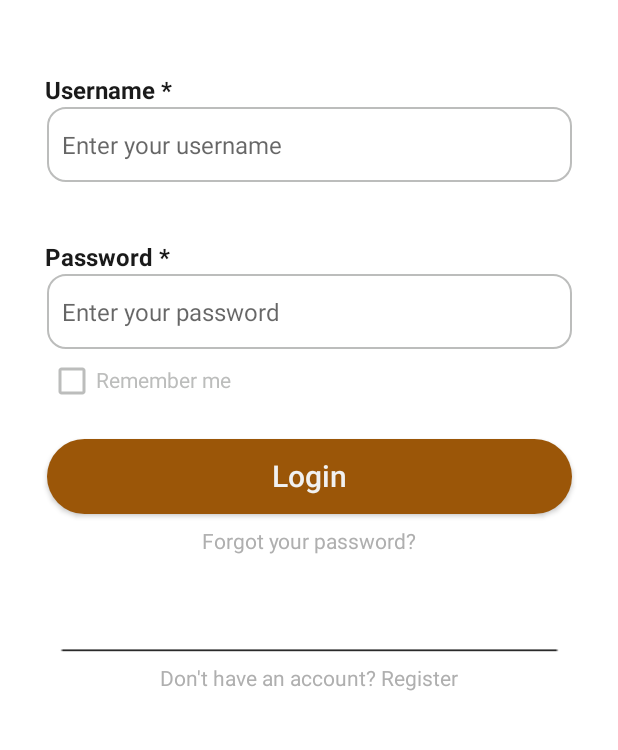
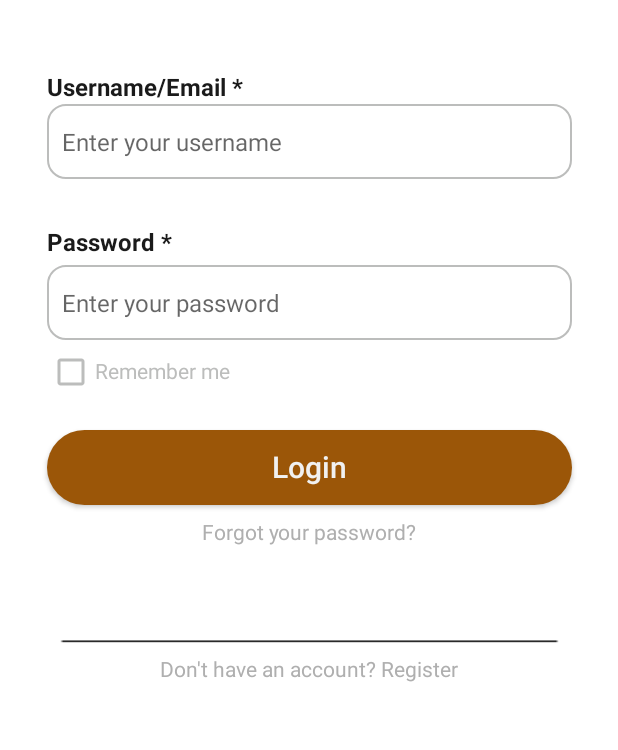
Before and after one commit to L1oNngg/FluffyUnicorns, an Android app: the LoginActivity screen opened directly, with no data from a screen before it, on a phone screen of 412 x 824 dp, the part 249-999 px from its top. Run offline under Robolectric (Android 15) with nearby library versions, the phone set to English and light mode, and no system bars.

Commit message:
add aligning correctly

```diff
--- a/app/src/main/res/layout/ui_forget_password.xml
+++ b/app/src/main/res/layout/ui_forget_password.xml
@@ -40,13 +40,11 @@
         android:layout_width="wrap_content"
         android:layout_height="wrap_content"
         android:layout_marginTop="32dp"
-        android:layout_marginEnd="298dp"
         android:text="Email *"
         android:textColor="@color/text_black"
+        android:textSize="16sp"
         android:textStyle="bold"
-        android:textSize="16sp"
-        app:layout_constraintEnd_toEndOf="parent"
-        app:layout_constraintStart_toStartOf="parent"
+        app:layout_constraintStart_toStartOf="@+id/emailInputBox"
         app:layout_constraintTop_toBottomOf="@id/forgotPasswordHint" />
 
     <!-- Email input box -->
--- a/app/src/main/res/layout/ui_login.xml
+++ b/app/src/main/res/layout/ui_login.xml
@@ -20,24 +20,32 @@
         app:layout_constraintStart_toStartOf="parent"
         app:layout_constraintTop_toTopOf="parent" />
 
+    <androidx.constraintlayout.widget.Barrier
+        android:id="@+id/myBarrier"
+        app:barrierDirection="start"
+        app:constraint_referenced_ids="LoginBtn"
+        android:layout_width="wrap_content"
+        android:layout_height="wrap_content" />
+
     <!-- Username Label -->
+
+    <!-- Plain Text Username Input -->
+
     <TextView
         android:id="@+id/usernameLabel"
-        android:layout_width="125dp"
+        android:layout_width="wrap_content"
         android:layout_height="21dp"
-        android:layout_marginStart="30dp"
-        android:layout_marginTop="50dp"
+        android:layout_marginTop="48dp"
         android:gravity="left|center_vertical"
         android:includeFontPadding="false"
         android:maxLines="1"
-        android:text="Username *"
+        android:text="Username/Email *"
         android:textColor="@color/text_black"
         android:textSize="16sp"
         android:textStyle="bold"
-        app:layout_constraintStart_toStartOf="parent"
+        app:layout_constraintStart_toStartOf="@+id/usernameInput"
         app:layout_constraintTop_toBottomOf="@+id/logoImage" />
 
-    <!-- Plain Text Username Input -->
     <EditText
         android:id="@+id/usernameInput"
         android:layout_width="350dp"
@@ -48,20 +56,20 @@
         android:padding="10dp"
         android:textColor="#FF000000"
         android:textSize="16sp"
-        app:layout_constraintEnd_toEndOf="parent"
-        app:layout_constraintStart_toStartOf="parent"
+        app:layout_constraintStart_toStartOf="@+id/myBarrier"
         app:layout_constraintTop_toBottomOf="@id/usernameLabel" />
 
     <!-- Password Label -->
 
     <!-- Plain Text Password Input -->
 
+    <!-- Optional Remember Me Section with RadioButton -->
+
     <TextView
         android:id="@+id/passwordLabel"
         android:layout_width="125dp"
         android:layout_height="21dp"
-        android:layout_marginStart="30dp"
-        android:layout_marginTop="40dp"
+        android:layout_marginTop="32dp"
         android:gravity="left|center_vertical"
         android:includeFontPadding="false"
         android:maxLines="1"
@@ -69,39 +77,35 @@
         android:textColor="@color/text_black"
         android:textSize="16sp"
         android:textStyle="bold"
-        app:layout_constraintStart_toStartOf="parent"
+        app:layout_constraintStart_toStartOf="@+id/passwordInput"
         app:layout_constraintTop_toBottomOf="@id/usernameInput" />
 
     <EditText
         android:id="@+id/passwordInput"
         android:layout_width="350dp"
         android:layout_height="50dp"
+        android:layout_marginTop="4dp"
         android:background="@drawable/frame_box"
         android:hint="Enter your password"
         android:inputType="text"
         android:padding="10dp"
         android:textColor="#FF000000"
         android:textSize="16sp"
-        app:layout_constraintEnd_toEndOf="parent"
-        app:layout_constraintStart_toStartOf="parent"
+        app:layout_constraintStart_toStartOf="@+id/myBarrier"
         app:layout_constraintTop_toBottomOf="@id/passwordLabel" />
-
-    <!-- Optional Remember Me Section with RadioButton -->
 
     <CheckBox
         android:id="@+id/remember_me"
         android:layout_width="wrap_content"
         android:layout_height="wrap_content"
         android:layout_marginTop="5dp"
-        android:layout_marginEnd="226dp"
         android:buttonTint="@color/border_grey"
         android:gravity="left|center_vertical"
         android:includeFontPadding="false"
         android:text="Remember me"
         android:textColor="@color/text_grey"
         android:textSize="14sp"
-        app:layout_constraintEnd_toEndOf="parent"
-        app:layout_constraintStart_toStartOf="parent"
+        app:layout_constraintStart_toStartOf="@+id/myBarrier"
         app:layout_constraintTop_toBottomOf="@+id/passwordInput" />
 
     <Button
```
Also changed, not shown: app/src/main/res/layout/ui_add_payment_method.xml (+25 -50 lines), app/src/main/res/layout/ui_register.xml (+30 -42 lines).
